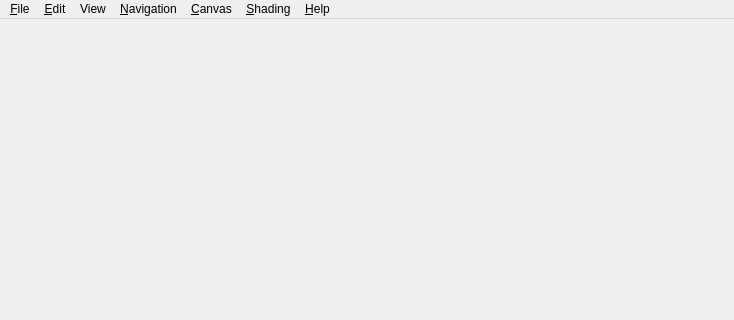
Qt form libs/gui/viewer.ui (xchrdw/cgsee) before a commit; both pictures show x 0 to 734 and y 0 to 320 of the 734 by 541 pixel window.
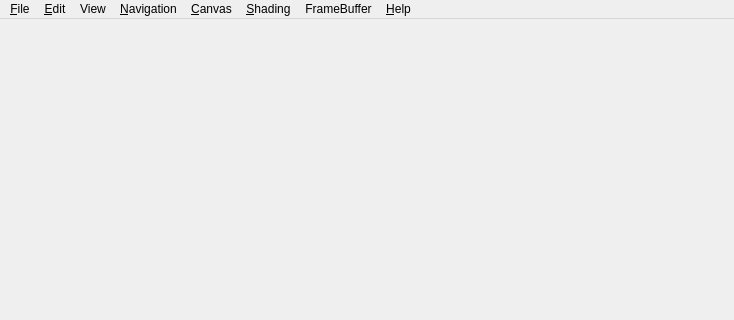
The same form after that commit.

```diff
--- a/libs/gui/viewer.ui
+++ b/libs/gui/viewer.ui
@@ -20,7 +20,7 @@
      <x>0</x>
      <y>0</y>
      <width>734</width>
-     <height>22</height>
+     <height>21</height>
     </rect>
    </property>
    <widget class="QMenu" name="canvasMenu">
@@ -149,12 +149,21 @@
     <addaction name="toggleNavigator"/>
     <addaction name="toggleExplorer"/>
    </widget>
+   <widget class="QMenu" name="menuFrameBuffer">
+    <property name="title">
+     <string>FrameBuffer</string>
+    </property>
+    <addaction name="fboColorAction"/>
+    <addaction name="fboNormalzAction"/>
+    <addaction name="fboShadowMapAction"/>
+   </widget>
    <addaction name="fileMenu"/>
    <addaction name="editMenu"/>
    <addaction name="menuView"/>
    <addaction name="navigationMenu"/>
    <addaction name="canvasMenu"/>
    <addaction name="shadingMenu"/>
+   <addaction name="menuFrameBuffer"/>
    <addaction name="helpMenu"/>
   </widget>
   <widget class="QStatusBar" name="statusbar"/>
```
Left out of the diff: 15 changed lines with no effect on the pictures.
